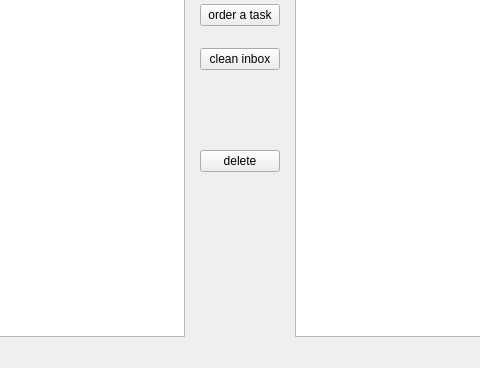
Above: src/zmQtListWidget/zmQtListWidget.ui from basmatix/zeitmaschine before the change; both pictures show x 378 to 858 and y 312 to 680 of the 1132 by 680 pixel window. Below: the same form after it.
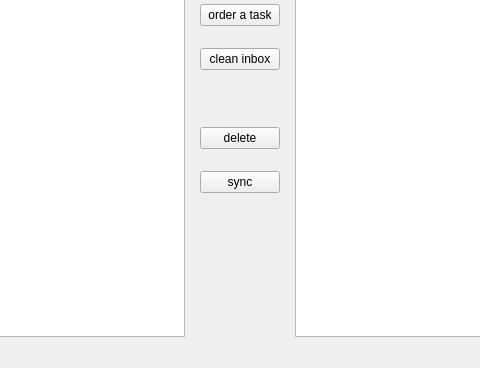
That is the form after the change. Icons and pictures are not drawn. Custom widgets are drawn as their Qt base class.

Commit message: made syncing available through button and disabled sync on shutdown

What changed in the file:
```diff
--- a/src/zmQtListWidget/zmQtListWidget.ui
+++ b/src/zmQtListWidget/zmQtListWidget.ui
@@ -251,6 +251,16 @@
                  </property>
                 </widget>
                </item>
+               <item>
+                <widget class="QPushButton" name="pbSync">
+                 <property name="toolTip">
+                  <string>sync model with public persistance</string>
+                 </property>
+                 <property name="text">
+                  <string>sync</string>
+                 </property>
+                </widget>
+               </item>
               </layout>
              </widget>
             </item>
```
The commit also changes 2 other files.
